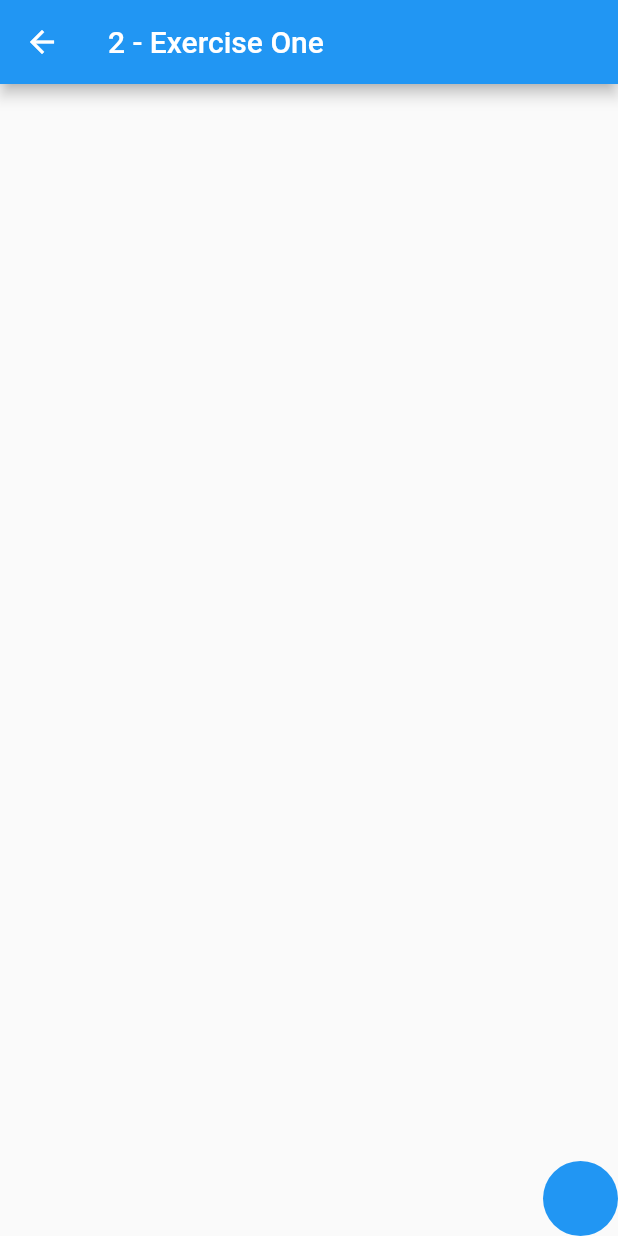
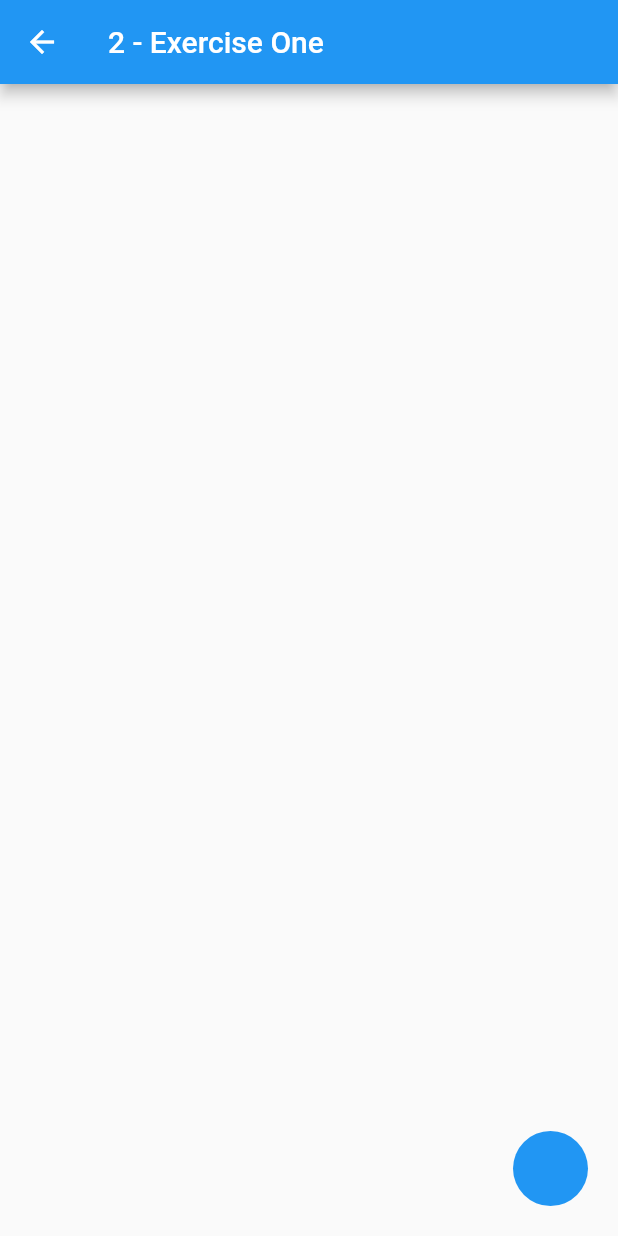
Before and after one commit to enosteteo/controlled_animations, a Flutter app: the ExerciseOnePage screen opened directly, on a phone screen of 412 x 824 dp. Run offline on Flutter 3.47's test engine with Material 2 defaults, Android fonts, the light colour scheme and no system bars.

Commit message:
added padding

```diff
--- a/lib/exercise_one_page.dart
+++ b/lib/exercise_one_page.dart
@@ -61,6 +61,7 @@ class _ExerciseOnePageState extends State<ExerciseOnePage>
         animation: controller,
         builder: (context, child) {
           return Container(
+            padding: EdgeInsets.all(20),
             alignment: alignmentAnimation.value,
             child: AnimatedBuilder(
               animation: controller,
@@ -73,7 +74,8 @@ class _ExerciseOnePageState extends State<ExerciseOnePage>
                     decoration: decorationAnimation.value,
                   ),
                 );
-                }),
+              },
+            ),
           );
         },
       ),
```
Lines whose indentation alone changed are shown as unchanged.
